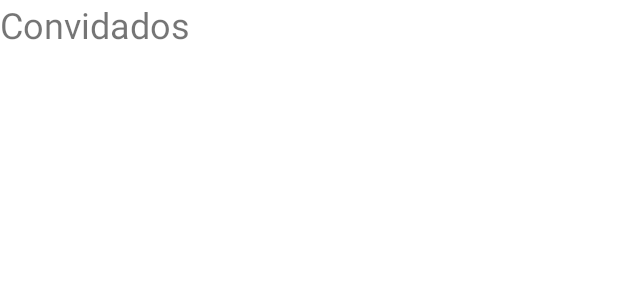
After one commit to FabTrindade/Guests, an Android app: the layout row_guest.xml on its own in the app's theme, with its tools: preview values and no code run, on a phone screen of 412 x 824 dp. The commit adds this screen. Shown: the top 300 px of the screen. Run offline under Robolectric (Android 15) with nearby library versions, the phone set to English and light mode, and no system bars.

Commit message:
RecyclerView: Putting a item on list

```diff
--- a/app/src/main/java/com/fabscorp/guests/view/AllGuestsFragment.kt
+++ b/app/src/main/java/com/fabscorp/guests/view/AllGuestsFragment.kt
@@ -22,6 +22,7 @@ class AllGuestsFragment : Fragment() {
     // onDestroyView.
     private val binding get() = _binding!!
     private lateinit var viewModel: AllGuestViewModel
+    private val adapter = GuestsAdapter()
 
     override fun onCreateView(inflater: LayoutInflater, container: ViewGroup?, b: Bundle?): View {
 
@@ -32,7 +33,7 @@ class AllGuestsFragment : Fragment() {
         binding.recyclerAllGuests.layoutManager = LinearLayoutManager(context)
 
         //Recycler view adapter
-        binding.recyclerAllGuests.adapter = GuestsAdapter()
+        binding.recyclerAllGuests.adapter = adapter
 
         viewModel.getAll()
 
@@ -43,7 +44,7 @@ class AllGuestsFragment : Fragment() {
 
     private fun observe() {
         viewModel.guests.observe(viewLifecycleOwner) {
-            val s = ""
+            adapter.updateGuests(it)
         }
     }
 
--- /dev/null
+++ b/app/src/main/res/layout/row_guest.xml
@@ -0,0 +1,13 @@
+<?xml version="1.0" encoding="utf-8"?>
+<LinearLayout xmlns:android="http://schemas.android.com/apk/res/android"
+    android:layout_width="match_parent"
+    android:layout_height="match_parent">
+
+    <TextView
+        android:id="@+id/text_mame"
+        android:textSize="24sp"
+        android:text="Convidados"
+        android:layout_width="wrap_content"
+        android:layout_height="wrap_content" />
+
+</LinearLayout>
```
Also changed, not shown: app/src/main/java/com/fabscorp/guests/view/adapter/GuestsAdapter.kt (+15 -5 lines), app/src/main/java/com/fabscorp/guests/view/viewholder/GuestViewHolder.kt (+7 -1 lines).
